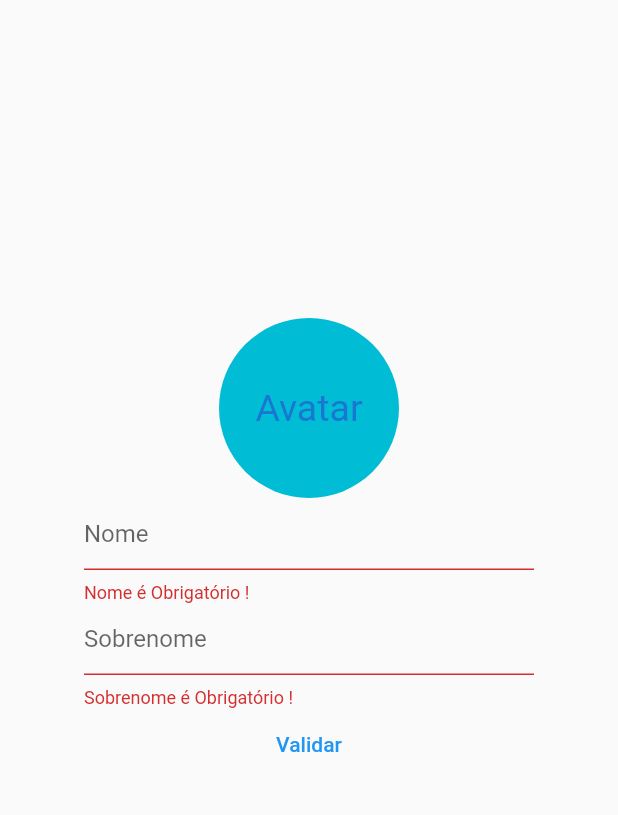
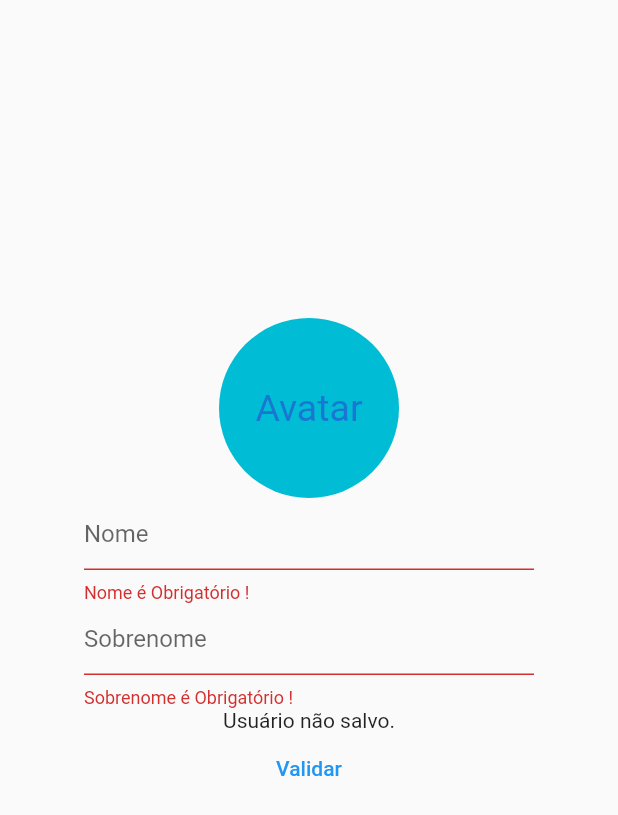
Before and after one commit to marciof2/LOGIN, a Flutter app: the screen it shows after launch, after a tap on "Validar", on a phone screen of 412 x 824 dp. Shown: the top 815 px of the screen. Run offline on Flutter 3.47's test engine with Material 2 defaults, Android fonts, the phone set to English and light mode, and no system bars; our stand-ins replace flutter_secure_storage, shared_preferences, sqflite; accounts and stored records are empty.

```diff
--- /dev/null
+++ b/lib/controller.dart
@@ -0,0 +1,23 @@
+import 'package:login/model.dart';
+
+class FormController {
+  final model = FormModel();
+
+  String get name => model.name ?? '';
+  String get surname => model.surname ?? '';
+  Future<String> get fullName => model.getFullName();
+
+  void updateName(String name) {
+    model.name = name;
+    print(model.name);
+  }
+
+  void updatesurName(String surname) {
+    model.surname = surname;
+    print(model.surname);
+  }
+
+  void saveUser() {
+    model.saveUser();
+  }
+}
--- /dev/null
+++ b/lib/internal_storage.dart
@@ -0,0 +1,4 @@
+abstract class InternalStorageAdapter {
+  void saveUser(String name, String surname);
+  Future<String> getFullName();
+}
--- a/lib/main.dart
+++ b/lib/main.dart
@@ -1,4 +1,5 @@
 import 'package:flutter/material.dart';
+import 'package:login/view.dart';
 
 void main() {
   runApp(MyApp());
@@ -14,78 +15,3 @@ class MyApp extends StatelessWidget {
     );
   }
 }
-
-class MyHomePage extends StatefulWidget {
-  @override
-  _MyHomePageState createState() => _MyHomePageState();
-}
-
-class _MyHomePageState extends State<MyHomePage> {
-  final _formKey = GlobalKey<FormState>();
-  String name = '';
-  String sName = '';
-  @override
-  Widget build(BuildContext context) {
-    return Scaffold(
-      body: Center(
-        child: Container(
-          width: 300,
-          height: 400,
-          child: Form(
-            key: _formKey,
-            child: Column(
-              children: [
-                CircleAvatar(
-                  child: Text(
-                    'Avatar',
-                    style: TextStyle(fontSize: 25),
-                  ),
-                  maxRadius: 60,
-                  backgroundColor: Colors.cyan,
-                ),
-                TextFormField(
-                    validator: (text) {
-                      if (text == null || text.isEmpty) {
-                        return 'Nome é Obrigatório !';
-                      }
-                      return null;
-                    },
-                    decoration: InputDecoration(hintText: 'Nome'),
-                    onChanged: (text) {
-                      name = text;
-                    }),
-                TextFormField(
-                  validator: (text) {
-                    if (text == null || text.isEmpty) {
-                      return 'Sobrenome é Obrigatório !';
-                    }
-                    return null;
-                  },
-                  decoration: InputDecoration(hintText: 'Sobrenome'),
-                  onChanged: (text) {
-                    sName = text;
-                  },
-                ),
-                TextButton(
-                    onPressed: () {
-                      final isValid = _formKey.currentState.validate();
-                      if (isValid) {
-                        showDialog(
-                            context: context,
-                            builder: (context) {
-                              return AlertDialog(
-                                title: Text('Dados Validados'),
-                                content: Text('Olá $name $sName'),
-                              );
-                            });
-                      }
-                    },
-                    child: Text('Validar'))
-              ],
-            ),
-          ),
-        ),
-      ),
-    );
-  }
-}
--- /dev/null
+++ b/lib/model.dart
@@ -0,0 +1,23 @@
+import 'package:login/internal_storage.dart';
+// ignore: unused_import
+import 'package:login/secure_storage_adapter.dart';
+import 'package:login/shared_preferences_adapter.dart';
+
+class FormModel {
+  String? name;
+  String? surname;
+  final InternalStorageAdapter internalStorage;
+
+  FormModel({InternalStorageAdapter? internalStorageAdapter})
+      : internalStorage = internalStorageAdapter ?? SharedPreferencesAdapter();
+
+  void saveUser() {
+    if (name == null) return;
+    if (surname == null) return;
+    return internalStorage.saveUser(name!, surname!);
+  }
+
+  Future<String> getFullName() {
+    return internalStorage.getFullName();
+  }
+}
--- /dev/null
+++ b/lib/shared_preferences_adapter.dart
@@ -0,0 +1,25 @@
+import 'package:login/internal_storage.dart';
+import 'package:shared_preferences/shared_preferences.dart';
+
+class SharedPreferencesAdapter extends InternalStorageAdapter{
+  final Future<SharedPreferences> _prefs = SharedPreferences.getInstance();
+
+  void saveUser(String name, String surname) async {
+    final internalPref = await _prefs;
+    internalPref.setString('name', name);
+    internalPref.setString('surname', surname);
+    print('Dados Salvos');
+  }
+
+  Future<String> getFullName() async {
+    final internalPref = await _prefs;
+    String? name = internalPref.getString('name');
+    String? surname = internalPref.getString('surname');
+
+    if ((name != null) && (surname != null)) {
+      return name + ' ' + surname;
+    } else {
+      return 'Usuário não salvo.';
+    }
+  }
+}
--- /dev/null
+++ b/lib/view.dart
@@ -0,0 +1,93 @@
+import 'package:flutter/material.dart';
+import 'package:login/controller.dart';
+
+class MyHomePage extends StatefulWidget {
+  @override
+  _MyHomePageState createState() => _MyHomePageState();
+}
+
+class _MyHomePageState extends State<MyHomePage> {
+  final _formKey = GlobalKey<FormState>();
+  var controller = FormController();
+  String name = '';
+  String sName = '';
+  @override
+  Widget build(BuildContext context) {
+    return Scaffold(
+      body: Center(
+        child: Container(
+          width: 300,
+          height: 400,
+          child: Form(
+            key: _formKey,
+            child: Column(
+              children: [
+                CircleAvatar(
+                  child: Text(
+                    'Avatar',
+                    style: TextStyle(fontSize: 25),
+                  ),
+                  maxRadius: 60,
+                  backgroundColor: Colors.cyan,
+                ),
+                TextFormField(
+                    validator: (text) {
+                      if (text == null || text.isEmpty) {
+                        return 'Nome é Obrigatório !';
+                      }
+                      return null;
+                    },
+                    decoration: InputDecoration(hintText: 'Nome'),
+                    onChanged: (text) {
+                      controller.updateName(text);
+                    }),
+                TextFormField(
+                  validator: (text) {
+                    if (text == null || text.isEmpty) {
+                      return 'Sobrenome é Obrigatório !';
+                    }
+                    return null;
+                  },
+                  decoration: InputDecoration(hintText: 'Sobrenome'),
+                  onChanged: (text) {
+                    controller.updatesurName(text);
+                  },
+                ),
+                FutureBuilder<String>(
+                    future: controller.fullName,
+                    builder: (context, snapshot) {
+                      return Text(snapshot.data ?? '');
+                    }),
+                TextButton(
+                    onPressed: () {
+                      final isValid = _formKey.currentState!.validate();
+                      if (isValid) {
+                        showDialog(
+                            context: context,
+                            builder: (context) {
+                              return AlertDialog(
+                                title: Text('Dados Validados'),
+                                content: Column(
+                                  children: [
+                                    Text(
+                                        '${controller.name} ${controller.surname}'),
+                                    TextButton(
+                                        onPressed: () {
+                                          controller.saveUser();
+                                        },
+                                        child: Text('Save'))
+                                  ],
+                                ),
+                              );
+                            });
+                      }
+                    },
+                    child: Text('Validar'))
+              ],
+            ),
+          ),
+        ),
+      ),
+    );
+  }
+}
--- a/pubspec.yaml
+++ b/pubspec.yaml
@@ -18,7 +18,7 @@ publish_to: 'none' # Remove this line if you wish to publish to pub.dev
 version: 1.0.0+1
 
 environment:
-  sdk: ">=2.7.0 <3.0.0"
+  sdk: ">=2.12.0 <3.0.0"
 
 dependencies:
   flutter:
@@ -28,6 +28,9 @@ dependencies:
   # The following adds the Cupertino Icons font to your application.
   # Use with the CupertinoIcons class for iOS style icons.
   cupertino_icons: ^1.0.2
+  shared_preferences: ^2.0.6
+  sqflite: ^1.3.0
+  flutter_secure_storage: ^4.2.0
 
 dev_dependencies:
   flutter_test:
```
Also changed, not shown: lib/secure_storage_adapter.dart (added, +22 -0 lines), lib/sql_adapter.dart (added, +39 -0 lines), pubspec.lock, 3 other files.
